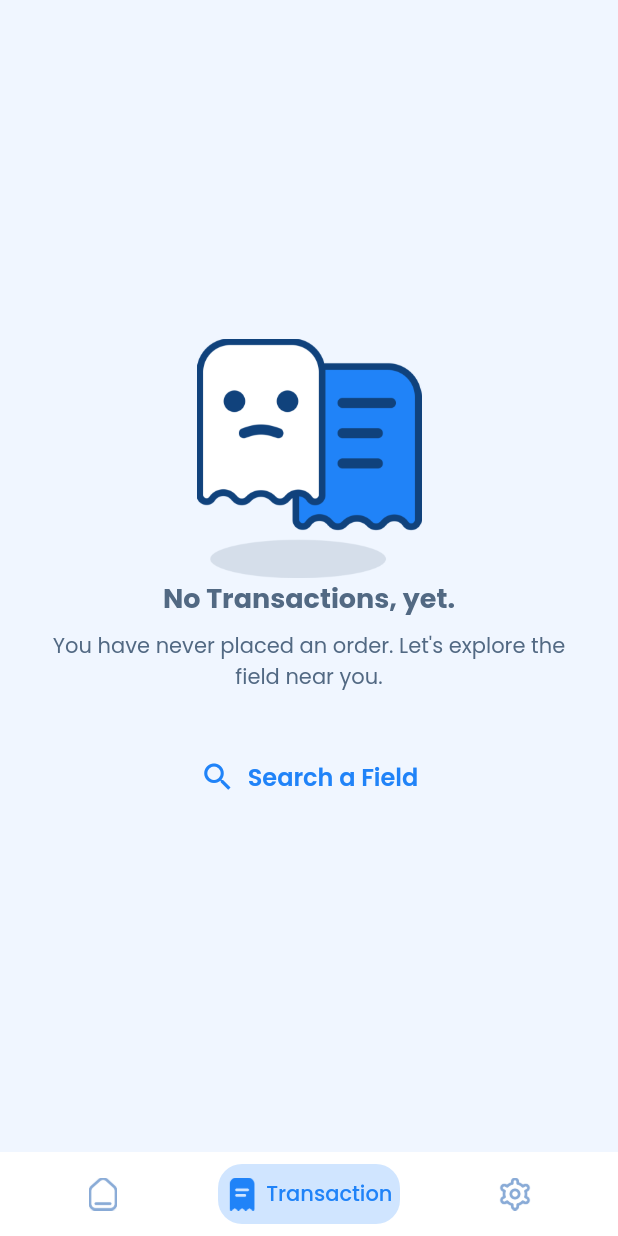
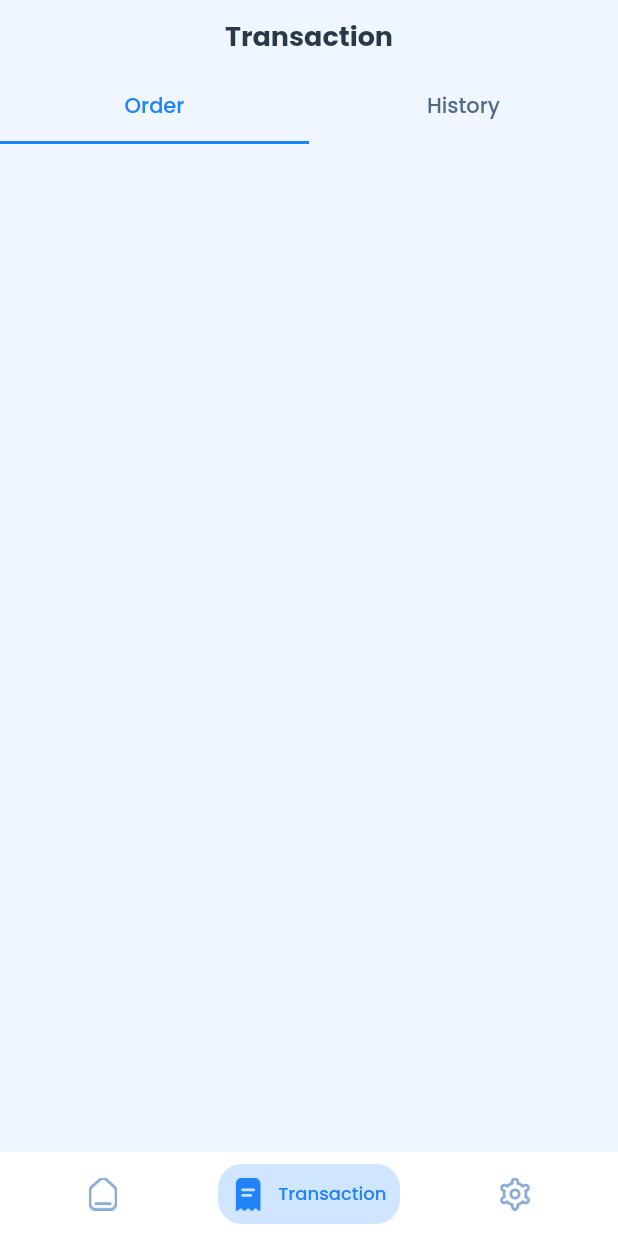
Before and after one commit to jhaaryan597/FitStart, a Flutter app: the screen it shows after launch, item 2 of the bottom bar chosen, on a phone screen of 412 x 824 dp. Run offline on Flutter 3.47's test engine with Material 2 defaults, Android fonts, the phone set to English and light mode, and no system bars; our stand-ins replace google_fonts.

Commit message:
add tab bar

```diff
--- a/lib/screen/transaction_history_screen.dart
+++ b/lib/screen/transaction_history_screen.dart
@@ -1,16 +1,47 @@
 import 'package:flutter/material.dart';
 import 'package:flutter/services.dart';
+import 'package:spod_app/screen/search_screen.dart';
 
 import '../theme.dart';
 
 class TransactionHistoryScreen extends StatelessWidget {
-  const TransactionHistoryScreen({Key? key}) : super(key: key);
 
   @override
   Widget build(BuildContext context) {
-    return Scaffold(
-        backgroundColor: lightBlue100,
-        body: noTransaction(context));
+    return MaterialApp(
+      debugShowCheckedModeBanner: false,
+      home: DefaultTabController(
+        initialIndex: 0,
+        length: 2,
+        child: Scaffold(
+          backgroundColor: lightBlue100,
+          appBar: AppBar(
+            toolbarHeight: kTextTabBarHeight,
+            title: Text(
+              "Transaction",
+              style: titleTextStyle,
+            ),
+            backgroundColor: lightBlue100,
+            elevation: 0.0,
+            centerTitle: true,
+            bottom: TabBar(
+              labelStyle: tabBarTextStyle,
+              labelColor: primaryColor500,
+              unselectedLabelColor: darkBlue300,
+              indicatorColor: primaryColor500,
+              tabs: [
+                Tab(
+                  text: "Order",
+                ),
+                Tab(
+                  text: "History",
+                ),
+              ],
+            ),
+          ),
+        ),
+      ),
+    );
   }
 
   Widget noTransaction(context) {
@@ -40,7 +71,11 @@ class TransactionHistoryScreen extends StatelessWidget {
               height: 32.0,
             ),
             TextButton.icon(
-                onPressed: () {},
+                onPressed: () {
+                  Navigator.push(context, MaterialPageRoute(builder: (context) {
+                    return SearchScreen();
+                  }));
+                },
                 icon: Icon(Icons.search),
                 label: Text(
                   "Search a Field",
--- a/lib/theme.dart
+++ b/lib/theme.dart
@@ -39,7 +39,11 @@ TextStyle buttonTextStyle = GoogleFonts.poppins(
     fontSize: 16, fontWeight: FontWeight.w600, color: colorWhite);
 
 TextStyle bottomNavTextStyle = GoogleFonts.poppins(
-    fontSize: 14, fontWeight: FontWeight.w500, color: primaryColor500);
+    fontSize: 12, fontWeight: FontWeight.w500, color: primaryColor500);
+
+TextStyle tabBarTextStyle = GoogleFonts.poppins(
+     fontWeight: FontWeight.w500, color: primaryColor500);
+
 
 MaterialColor createMaterialColor(Color color) {
   List strengths = <double>[.05];
```
